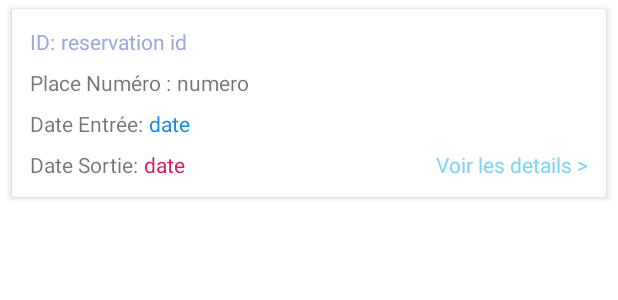
After one commit to Projet-TDM-01/frontend, an Android app: the layout reservation_layout.xml on its own in the app's theme, with its tools: preview values and no code run, on a phone screen of 412 x 824 dp. The commit adds this screen. Shown: the top 300 px of the screen. Run offline under Robolectric (Android 15) with nearby library versions, the phone set to English and light mode, and no system bars.

Commit message:
reservations list

```diff
--- a/projet_tdm/app/build.gradle
+++ b/projet_tdm/app/build.gradle
@@ -46,6 +46,8 @@ dependencies {
     implementation 'androidx.lifecycle:lifecycle-livedata-ktx:2.4.1'
     implementation 'androidx.lifecycle:lifecycle-viewmodel-ktx:2.4.1'
     implementation 'androidx.legacy:legacy-support-v4:1.0.0'
+    implementation 'androidx.navigation:navigation-fragment-ktx:2.4.2'
+    implementation 'androidx.navigation:navigation-ui-ktx:2.4.2'
     testImplementation 'junit:junit:4.13.2'
     androidTestImplementation 'androidx.test.ext:junit:1.1.3'
     androidTestImplementation 'androidx.test.espresso:espresso-core:3.4.0'
--- a/projet_tdm/app/src/main/java/com/example/projet_tdm/SearchFragment.kt
+++ b/projet_tdm/app/src/main/java/com/example/projet_tdm/SearchFragment.kt
@@ -34,7 +34,6 @@ class SearchFragment : Fragment() {
         super.onViewCreated(view, savedInstanceState)
         val recyclerView = view.findViewById(R.id.searchRecyclerView) as RecyclerView
         val layoutManager = LinearLayoutManager(activity)
-        recyclerView.layoutManager = layoutManager
 
         val searchBar = view.findViewById<SearchView>(R.id.search_parking)
 
--- /dev/null
+++ b/projet_tdm/app/src/main/res/layout/reservation_layout.xml
@@ -0,0 +1,108 @@
+<?xml version="1.0" encoding="utf-8"?>
+<androidx.cardview.widget.CardView xmlns:android="http://schemas.android.com/apk/res/android"
+    xmlns:app="http://schemas.android.com/apk/res-auto"
+    xmlns:tools="http://schemas.android.com/tools"
+    android:id="@+id/card_view"
+    android:layout_width="match_parent"
+    android:layout_height="wrap_content"
+    android:layout_marginLeft="8dp"
+    android:layout_marginTop="6dp"
+    android:layout_marginRight="8dp"
+    android:layout_marginBottom="6dp"
+    app:cardElevation="3dp"
+    app:contentPadding="4dp">
+
+    <androidx.constraintlayout.widget.ConstraintLayout
+        android:layout_width="match_parent"
+        android:layout_height="wrap_content"
+        android:padding="8dp">
+
+        <TextView
+            android:id="@+id/see_details"
+            android:layout_width="wrap_content"
+            android:layout_height="wrap_content"
+            android:clickable="true"
+            android:paddingLeft="5dp"
+            android:paddingTop="5dp"
+            android:text="Voir les details >"
+            android:textColor="#81D4FA"
+            app:layout_constraintBottom_toBottomOf="parent"
+            app:layout_constraintEnd_toEndOf="parent"
+            tools:ignore="TouchTargetSizeCheck,TouchTargetSizeCheck" />
+
+        <TextView
+            android:id="@+id/reservation_id"
+            android:layout_width="wrap_content"
+            android:layout_height="wrap_content"
+            android:layout_marginStart="4dp"
+            android:text="reservation id"
+            android:textColor="#9FA8DA"
+            app:layout_constraintStart_toEndOf="@+id/textView3"
+            app:layout_constraintTop_toTopOf="@+id/textView3" />
+
+        <TextView
+            android:id="@+id/textView8"
+            android:layout_width="wrap_content"
+            android:layout_height="wrap_content"
+            android:layout_marginTop="8dp"
+            android:text="Date Entrée:"
+            app:layout_constraintStart_toStartOf="parent"
+            app:layout_constraintTop_toBottomOf="@+id/textView4" />
+
+        <TextView
+            android:id="@+id/date_entree"
+            android:layout_width="wrap_content"
+            android:layout_height="wrap_content"
+            android:layout_marginStart="4dp"
+            android:text="date"
+            android:textColor="#1E88E5"
+            app:layout_constraintStart_toEndOf="@+id/textView8"
+            app:layout_constraintTop_toTopOf="@+id/textView8" />
+
+        <TextView
+            android:id="@+id/textView12"
+            android:layout_width="wrap_content"
+            android:layout_height="wrap_content"
+            android:layout_marginTop="8dp"
+            android:text="Date Sortie:"
+            app:layout_constraintStart_toStartOf="parent"
+            app:layout_constraintTop_toBottomOf="@+id/textView8" />
+
+        <TextView
+            android:id="@+id/date_sortie"
+            android:layout_width="wrap_content"
+            android:layout_height="wrap_content"
+            android:layout_marginStart="4dp"
+            android:text="date"
+            android:textColor="#D81B60"
+            app:layout_constraintStart_toEndOf="@+id/textView12"
+            app:layout_constraintTop_toTopOf="@+id/textView12" />
+
+        <TextView
+            android:id="@+id/numero"
+            android:layout_width="wrap_content"
+            android:layout_height="wrap_content"
+            android:layout_marginStart="4dp"
+            android:text="numero"
+            app:layout_constraintStart_toEndOf="@+id/textView4"
+            app:layout_constraintTop_toTopOf="@+id/textView4" />
+
+        <TextView
+            android:id="@+id/textView4"
+            android:layout_width="wrap_content"
+            android:layout_height="wrap_content"
+            android:layout_marginTop="8dp"
+            android:text="Place Numéro :"
+            app:layout_constraintStart_toStartOf="parent"
+            app:layout_constraintTop_toBottomOf="@+id/textView3" />
+
+        <TextView
+            android:id="@+id/textView3"
+            android:layout_width="wrap_content"
+            android:layout_height="wrap_content"
+            android:text="ID:"
+            android:textColor="#9FA8DA"
+            app:layout_constraintStart_toStartOf="parent"
+            app:layout_constraintTop_toTopOf="parent" />
+    </androidx.constraintlayout.widget.ConstraintLayout>
+</androidx.cardview.widget.CardView>
--- a/projet_tdm/app/src/main/res/values-land/dimens.xml
+++ b/projet_tdm/app/src/main/res/values-land/dimens.xml
@@ -1 +1,2 @@
-<resources></resources>
+<resources>
+    <dimen name="fab_margin">48dp</dimen></resources>
--- a/projet_tdm/app/src/main/res/values-w1240dp/dimens.xml
+++ b/projet_tdm/app/src/main/res/values-w1240dp/dimens.xml
@@ -1 +1,2 @@
-<resources></resources>
+<resources>
+    <dimen name="fab_margin">200dp</dimen></resources>
--- a/projet_tdm/app/src/main/res/values-w600dp/dimens.xml
+++ b/projet_tdm/app/src/main/res/values-w600dp/dimens.xml
@@ -1 +1,2 @@
-<resources></resources>
+<resources>
+    <dimen name="fab_margin">48dp</dimen></resources>
--- a/projet_tdm/app/src/main/res/values/dimens.xml
+++ b/projet_tdm/app/src/main/res/values/dimens.xml
@@ -1,3 +1,4 @@
 <resources>
     <!-- Default screen margins, per the Android Design guidelines. -->
-</resources>
+
+    <dimen name="fab_margin">16dp</dimen></resources>
--- a/projet_tdm/app/src/main/res/values/themes.xml
+++ b/projet_tdm/app/src/main/res/values/themes.xml
@@ -11,4 +11,10 @@
         <item name="colorOnSecondary">@color/black_opacity</item>
         <!-- Customize your theme here. -->
     </style>
+    <style name="Theme.Projet_tdm.NoActionBar">
+        <item name="windowActionBar">false</item>
+        <item name="windowNoTitle">true</item>
+    </style>
+    <style name="Theme.Projet_tdm.AppBarOverlay" parent="ThemeOverlay.AppCompat.Dark.ActionBar" />
+    <style name="Theme.Projet_tdm.PopupOverlay" parent="ThemeOverlay.AppCompat.Light" />
 </resources>
```
Also changed, not shown: projet_tdm/app/src/main/AndroidManifest.xml (+8 -0 lines), projet_tdm/app/src/main/java/com/example/projet_tdm/ViewModels/ReservationsViewModel.kt (added, +40 -0 lines), projet_tdm/app/src/main/java/com/example/projet_tdm/adapter/ReservationAdapter.kt (added, +69 -0 lines), projet_tdm/app/src/main/java/com/example/projet_tdm/entity/Reservation.kt (added, +11 -0 lines), projet_tdm/app/src/main/java/com/example/projet_tdm/retrofit/ReservationEndPoint.kt (added, +33 -0 lines), projet_tdm/app/src/main/java/com/example/projet_tdm/ui/ParkingDetailsActivity.kt (+8 -1 lines), projet_tdm/app/src/main/java/com/example/projet_tdm/ui/ReservationDetailsActivity.kt (added, +12 -0 lines), projet_tdm/app/src/main/java/com/example/projet_tdm/ui/ReservationsListActivity.kt (added, +48 -0 lines), projet_tdm/app/src/main/res/drawable/ic_baseline_done_24.xml (added, +10 -0 lines), projet_tdm/app/src/main/res/layout/activity_reservation_details.xml (added, +9 -0 lines), projet_tdm/app/src/main/res/layout/activity_reservations_list.xml (added, +41 -0 lines), projet_tdm/app/src/main/res/values/strings.xml (+9 -0 lines).
